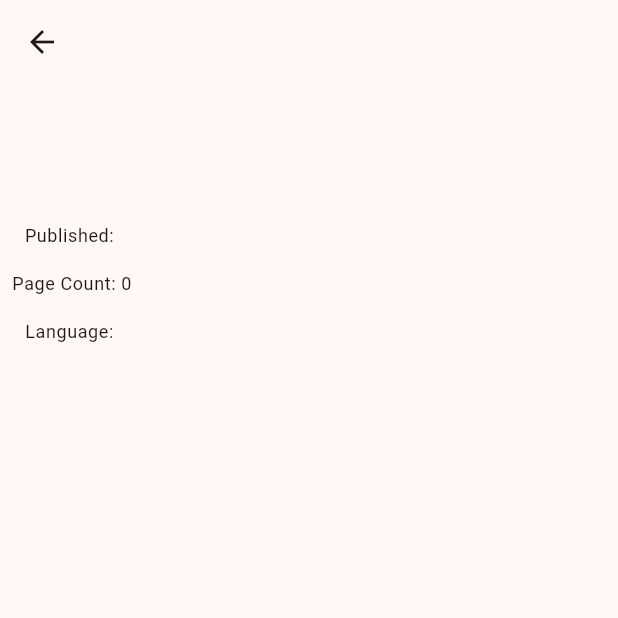
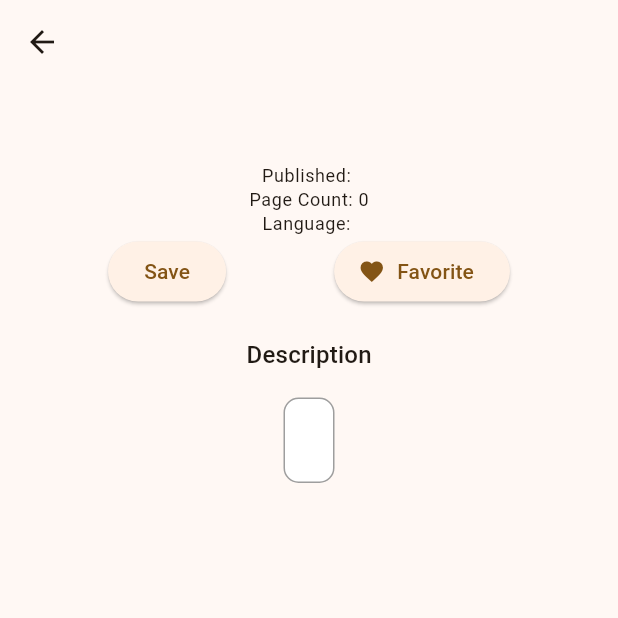
Before and after one commit to lightrao/pd24_book_tracker_app, a Flutter app: the BookDetails screen opened directly with empty values, on a phone screen of 412 x 824 dp, the top half of it. Run offline on Flutter 3.47's test engine with Material 3 defaults, Android fonts, the phone set to English and light mode, and no system bars.

Commit message:
Add Buttons and Description of the Book

```diff
--- a/lib/pages/book_details.dart
+++ b/lib/pages/book_details.dart
@@ -34,45 +34,50 @@ class _BookDetailsState extends State<BookDetails> {
                   fit: BoxFit.cover,
                 ),
               ),
-            Padding(
-              padding: const EdgeInsets.all(8.0),
-              child: Text(
+            Text(
               book.title,
               style: theme.headlineSmall,
             ),
-            ),
-            Padding(
-              padding: const EdgeInsets.all(8.0),
-              child: Text(
+            Text(
               book.authors.join(', '),
               style: theme.labelLarge,
             ),
-            ),
-            Padding(
-              padding: const EdgeInsets.all(8.0),
-              child: Text(
+            Text(
               'Published: ${book.publishedDate}',
               style: theme.bodySmall,
             ),
-            ),
-            // page count
-            Padding(
-              padding: const EdgeInsets.all(8.0),
-              child: Text(
+            Text(
               'Page Count: ${book.pageCount}',
               style: theme.bodySmall,
             ),
-            ),
-            // language
-            Padding(
-              padding: const EdgeInsets.all(8.0),
-              child: Text(
+            Text(
               'Language: ${book.language}',
               style: theme.bodySmall,
             ),
+            Row(
+              mainAxisAlignment: MainAxisAlignment.spaceEvenly,
+              children: [
+                ElevatedButton(onPressed: () {}, child: const Text('Save')),
+                ElevatedButton.icon(
+                  onPressed: () {},
+                  icon: const Icon(Icons.favorite),
+                  label: const Text('Favorite'),
                 ),
-            Padding(
-              padding: const EdgeInsets.all(8.0),
+              ],
+            ),
+            SizedBox(height: 20),
+            Text(
+              'Description',
+              style: theme.titleMedium,
+            ),
+            Container(
+              margin: const EdgeInsets.all(16),
+              padding: const EdgeInsets.all(16),
+              decoration: BoxDecoration(
+                color: Theme.of(context).colorScheme.onSecondary,
+                border: Border.all(color: Colors.grey),
+                borderRadius: BorderRadius.circular(10),
+              ),
               child: Text(
                 book.description,
                 style: const TextStyle(
```
Lines whose indentation alone changed are shown as unchanged.
